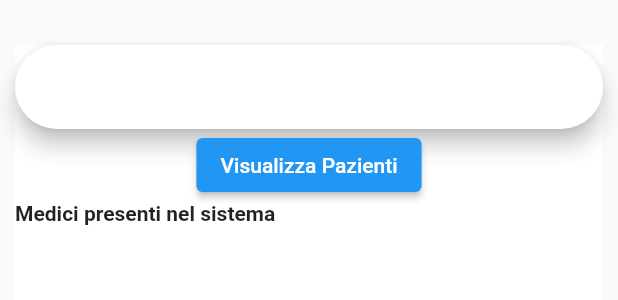
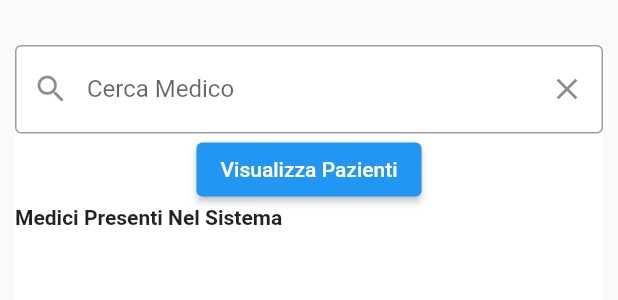
Before and after one commit to PoneiSaya/DeepTald, a Flutter app: the AdminHomeScreen widget shown alone on an empty page, opened directly, on a phone screen of 412 x 824 dp. Shown: the top 300 px of the screen. Run offline on Flutter 3.47's test engine with Material 2 defaults, Android fonts, the phone set to English and light mode, and no system bars; our stand-ins replace cloud_firestore, firebase_auth, firebase_core, get, google_fonts; accounts and stored records are empty.

Commit message:
Add SearchBar in AdminHomeScreen page

```diff
--- a/deep_tald/lib/features/authentication/presentation/screens/AdminHome_screen.dart
+++ b/deep_tald/lib/features/authentication/presentation/screens/AdminHome_screen.dart
@@ -13,7 +13,9 @@ class AdminHomeScreen extends StatefulWidget{
 }
 
 class AdminHomeScreenState extends State<AdminHomeScreen>{
+  TextEditingController _textController = TextEditingController();
   bool visualizzaMedici = true;
+  late List<Utente> utentiVisualizzati;
 
   @override
   Widget build(BuildContext context) {
@@ -29,32 +31,46 @@ class AdminHomeScreenState extends State<AdminHomeScreen>{
         margin: const EdgeInsets.only(top: 30.0, bottom: 10.0, left: 10.0, right: 10.0),
         child: Column(
           children: [
-            const SearchBar(),
+            TextField(
+              controller: _textController,
+              decoration: InputDecoration(
+                prefixIcon: Icon(Icons.search),
+                suffixIcon: IconButton(icon: Icon(Icons.clear), onPressed: _clearText,),
+                labelText: visualizzaMedici? "Cerca Medico" : "Cerca Paziente",
+                border: OutlineInputBorder()
+                ),
+              onChanged: (value) => {
+                setState(() {
+                  leggiUtenti(value);
+                })
+              },
+            ),
             ElevatedButton(onPressed: () => {
               onClickButton()
             }, child: Text(visualizzaMedici? "Visualizza Pazienti" : "Visualizza Medici")),
             Align(
               alignment: Alignment.centerLeft,
-              child: Text("Medici presenti nel sistema",
+              child: Text(visualizzaMedici? "Medici Presenti Nel Sistema" : "Pazienti Presenti Nel Sistema",
               style: TextStyle(
                 fontWeight: FontWeight.bold
               ))
               ),
             FutureBuilder(
-              future: leggiUtenti(),
+              future: leggiUtenti(_textController.text),
               builder: (context, snapshot) {
                 if (snapshot.connectionState == ConnectionState.waiting) {
                   return CircularProgressIndicator();
                 } else if (snapshot.hasError) {
                   return Text('Errore: ${snapshot.error}');
                 } else{
-                  List<Utente> utenti = snapshot.data ?? [];
-                  return Expanded(
-                    child: ListView.builder(
-                    itemCount: utenti.length,
-                    itemBuilder: (context, index) {
-                    return userCard(ruolo: ruolo, nome: utenti[index].nome, cognome: utenti[index].cognome);
-                    },
+                    utentiVisualizzati = snapshot.data ?? [];
+                    return Expanded(
+                      child: ListView.builder(
+                        scrollDirection: Axis.vertical,
+                        itemCount: utentiVisualizzati.length,
+                        itemBuilder: (context, index) {
+                          return userCard(ruolo: ruolo, nome: utentiVisualizzati[index].nome, cognome: utentiVisualizzati[index].cognome);
+                      },
                   ));
                 }
               },
@@ -70,18 +86,32 @@ class AdminHomeScreenState extends State<AdminHomeScreen>{
     });
   }
 
-  Future<List<Utente>> leggiUtenti() async {
+  void _clearText() {
+    _textController.clear();
+  }
+
+  Future<List<Utente>> leggiUtenti(String searchText) async {
     CollectionReference collection;
+    QuerySnapshot querySnapshot;
+
     if(visualizzaMedici){
       collection = FirebaseFirestore.instance.collection('Medico');
     }
     else{
       collection = FirebaseFirestore.instance.collection('Pazienti');
     }
-    QuerySnapshot querySnapshot = await collection.get();
 
-    List<Utente> medici =
+    if(searchText.isEmpty){
+      querySnapshot = await collection.get();
+    }else{
+      querySnapshot = await collection
+      .where('Nome', isGreaterThanOrEqualTo: searchText)
+      .where('Nome', isLessThanOrEqualTo: searchText + '\uf8ff')
+      .get();
+    }
+    List<Utente> utenti =
         querySnapshot.docs.map((doc) => Paziente.fromDocumentSnapshot(doc)).toList();
-    return medici;
+
+    return utenti;
   }
 }
--- a/deep_tald/lib/features/authentication/presentation/widget/userCard.dart
+++ b/deep_tald/lib/features/authentication/presentation/widget/userCard.dart
@@ -21,9 +21,9 @@ class userCard extends StatelessWidget{
       child: ListTile(
           leading: CircleAvatar(backgroundImage: AssetImage(imagePath)),
           title: Text("$nome $cognome"),
-          trailing:  ElevatedButton(
+          trailing:  IconButton(
+            icon: Icon(Icons.delete),
             onPressed: () {},
-            child: const Text("Info")
           )
       ),
     );
```
